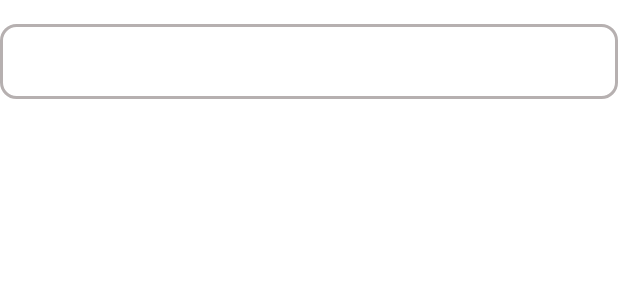
After one commit to alirezaahmadi056/FrenchPastry, an Android app: the layout custom_edit_text.xml on its own in the app's theme, with its tools: preview values and no code run, on a phone screen of 412 x 824 dp. The commit adds this screen. Shown: the top 300 px of the screen. Run offline under Robolectric (Android 15) with nearby library versions, the phone set to English and light mode, and no system bars.

Commit message:
create custom edit text

```diff
--- a/app/src/main/java/info/alirezaahmadi/frenchpastry/mvp/view/ViewLoginActivity.kt
+++ b/app/src/main/java/info/alirezaahmadi/frenchpastry/mvp/view/ViewLoginActivity.kt
@@ -4,6 +4,7 @@ import android.content.Context
 import android.view.LayoutInflater
 import android.widget.FrameLayout
 import info.alirezaahmadi.frenchpastry.databinding.ActivityLoginBinding
+import kotlinx.coroutines.newFixedThreadPoolContext
 
 class ViewLoginActivity(
     contextInstance: Context
--- /dev/null
+++ b/app/src/main/res/layout/custom_edit_text.xml
@@ -0,0 +1,24 @@
+<?xml version="1.0" encoding="utf-8"?>
+<com.google.android.material.textfield.TextInputLayout
+    xmlns:android="http://schemas.android.com/apk/res/android"
+    xmlns:app="http://schemas.android.com/apk/res-auto"
+    android:id="@+id/textInputLayout"
+    android:layout_width="match_parent"
+    android:layout_height="wrap_content"
+    android:paddingTop="16dp"
+    app:errorEnabled="true"
+    app:hintEnabled="false">
+
+    <com.google.android.material.textfield.TextInputEditText
+        android:id="@+id/textInputEditText"
+        android:layout_width="match_parent"
+        android:layout_height="50dp"
+        android:background="@drawable/back_edit_text"
+        android:inputType="text"
+        android:paddingTop="4dp"
+        android:paddingBottom="-4dp"
+        android:textColor="@color/color_text_black"
+        android:textColorHint="@color/color_text_gray"
+        android:textSize="@dimen/text_normal_size" />
+
+</com.google.android.material.textfield.TextInputLayout>
```
Also changed, not shown: app/src/main/java/info/alirezaahmadi/frenchpastry/ui/customView/CustomEditText.kt (added, +70 -0 lines), app/src/main/res/layout/activity_login.xml (+6 -22 lines), app/src/main/res/values/attrs.xml (added, +12 -0 lines).
